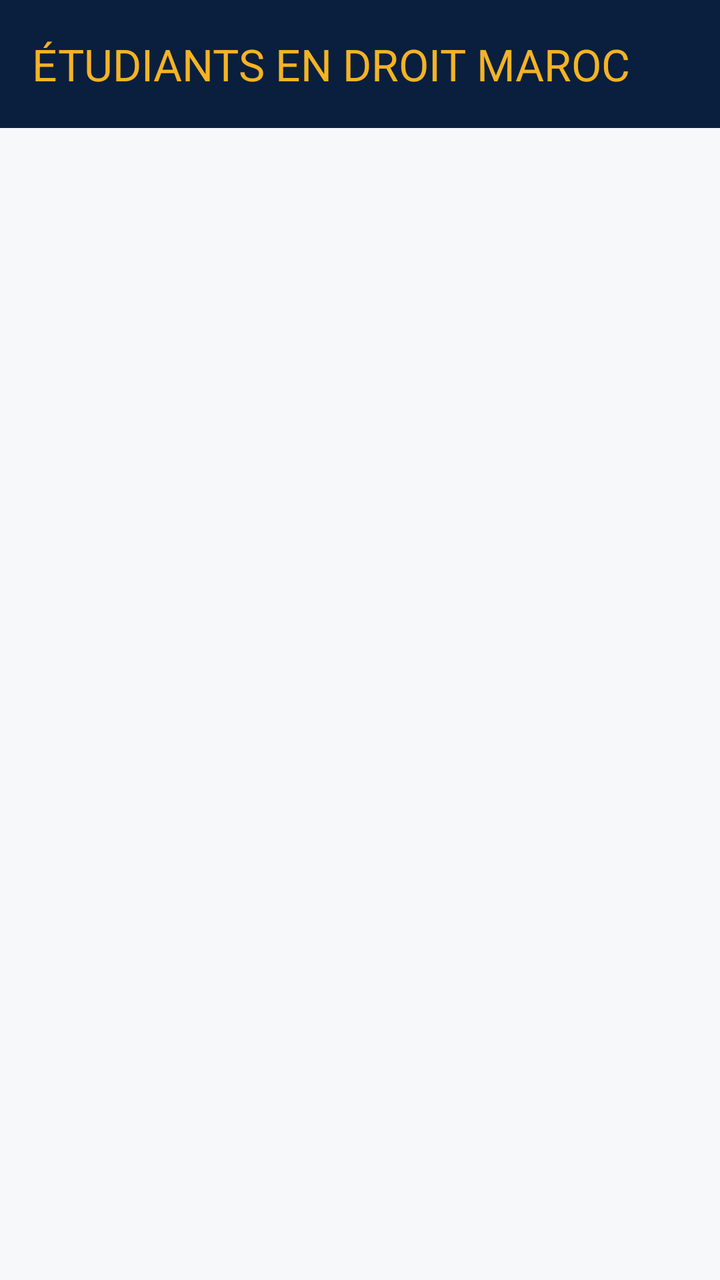
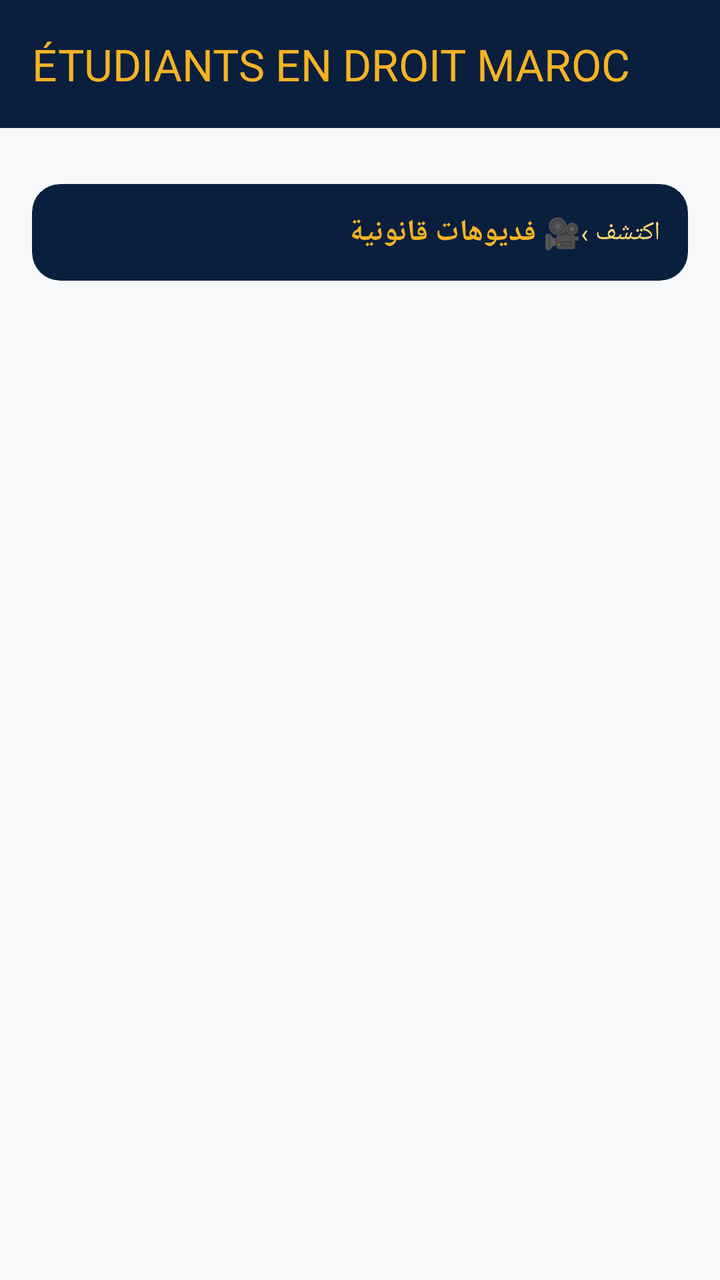

The first picture is an Android layout as it rendered before a commit; the second is the same layout after the commit. The layout source and the unified diff follow.
<!-- AndroidManifest.xml: application theme Theme.EtudiantsDroitMaroc -->
<!-- res/layout/fragment_home.xml -->
<?xml version="1.0" encoding="utf-8"?>
<androidx.coordinatorlayout.widget.CoordinatorLayout xmlns:android="http://schemas.android.com/apk/res/android"
    xmlns:app="http://schemas.android.com/apk/res-auto"
    android:layout_width="match_parent"
    android:layout_height="match_parent"
    android:background="@color/off_white">

    <com.google.android.material.appbar.AppBarLayout
        android:layout_width="match_parent"
        android:layout_height="wrap_content"
        android:background="@color/navy_dark">

        <androidx.appcompat.widget.Toolbar
            android:id="@+id/toolbar"
            android:layout_width="match_parent"
            android:layout_height="?attr/actionBarSize"
            app:title="@string/app_name"
            app:titleTextColor="@color/gold" />

    </com.google.android.material.appbar.AppBarLayout>

    <androidx.core.widget.NestedScrollView
        android:layout_width="match_parent"
        android:layout_height="match_parent"
        app:layout_behavior="@string/appbar_scrolling_view_behavior">

        <LinearLayout
            android:layout_width="match_parent"
            android:layout_height="wrap_content"
            android:orientation="vertical"
            android:padding="16dp">

            <FrameLayout
                android:id="@+id/bannerAdContainer"
                android:layout_width="match_parent"
                android:layout_height="wrap_content"
                android:layout_marginBottom="12dp" />

            <HorizontalScrollView
                android:layout_width="match_parent"
                android:layout_height="wrap_content"
                android:scrollbars="none"
                android:layout_marginBottom="10dp">

                <com.google.android.material.chip.ChipGroup
                    android:id="@+id/chipGroupSection"
                    android:layout_width="wrap_content"
                    android:layout_height="wrap_content"
                    app:singleSelection="true"
                    app:chipSpacingHorizontal="6dp" />

            </HorizontalScrollView>

            <TextView
                android:id="@+id/tvEmptySubjects"
                android:layout_width="match_parent"
                android:layout_height="wrap_content"
                android:layout_marginTop="30dp"
                android:gravity="center"
                android:text="ماكاينش مواد حاليا فهاد القسم"
                android:textColor="@color/text_secondary"
                android:visibility="gone" />

            <androidx.recyclerview.widget.RecyclerView
                android:id="@+id/rvChapters"
                android:layout_width="match_parent"
                android:layout_height="wrap_content"
                android:nestedScrollingEnabled="false"
                android:visibility="gone" />

            <androidx.recyclerview.widget.RecyclerView
                android:id="@+id/rvSubjects"
                android:layout_width="match_parent"
                android:layout_height="wrap_content"
                android:nestedScrollingEnabled="false" />

        </LinearLayout>
    </androidx.core.widget.NestedScrollView>
</androidx.coordinatorlayout.widget.CoordinatorLayout>
<!-- resources referenced by this layout -->
<resources>
  <color name="gold">#F5B324</color>
  <color name="navy_dark">#0A1F3D</color>
  <color name="off_white">#F7F8FA</color>
  <color name="text_secondary">#6B7280</color>
  <string name="app_name">ÉTUDIANTS EN DROIT MAROC</string>
  <style name="Theme.EtudiantsDroitMaroc" parent="Theme.Material3.Light.NoActionBar">
          <item name="colorPrimary">@color/navy</item>
          <item name="colorPrimaryVariant">@color/navy_dark</item>
          <item name="colorSecondary">@color/gold</item>
          <item name="colorSecondaryVariant">@color/gold_light</item>
          <item name="android:statusBarColor">@color/navy_dark</item>
          <item name="android:windowBackground">@color/off_white</item>
          <item name="android:windowLightStatusBar" tools:targetApi="23">false</item>
      </style>
  <color name="navy">#12305C</color>
  <color name="gold_light">#FFD873</color>
</resources>

<!-- the commit's change to res/layout/fragment_home.xml (unified diff, before → after) -->
@@ -35,6 +35,44 @@
                 android:layout_width="match_parent"
                 android:layout_height="wrap_content"
                 android:layout_marginBottom="12dp" />
+
+            <com.google.android.material.card.MaterialCardView
+                android:layout_width="match_parent"
+                android:layout_height="wrap_content"
+                android:layout_marginBottom="14dp"
+                app:cardCornerRadius="14dp"
+                app:cardElevation="0dp"
+                app:strokeWidth="0dp"
+                app:cardBackgroundColor="@color/navy_dark">
+
+                <LinearLayout
+                    android:id="@+id/btnVideosEntry"
+                    android:layout_width="match_parent"
+                    android:layout_height="wrap_content"
+                    android:orientation="horizontal"
+                    android:gravity="center_vertical"
+                    android:clickable="true"
+                    android:focusable="true"
+                    android:padding="14dp">
+
+                    <TextView
+                        android:layout_width="0dp"
+                        android:layout_height="wrap_content"
+                        android:layout_weight="1"
+                        android:text="🎥 فديوهات قانونية"
+                        android:textColor="@color/gold"
+                        android:textSize="15sp"
+                        android:textStyle="bold" />
+
+                    <TextView
+                        android:layout_width="wrap_content"
+                        android:layout_height="wrap_content"
+                        android:text="اكتشف ›"
+                        android:textColor="@color/gold_light"
+                        android:textSize="13sp" />
+
+                </LinearLayout>
+            </com.google.android.material.card.MaterialCardView>
 
             <HorizontalScrollView
                 android:layout_width="match_parent"
